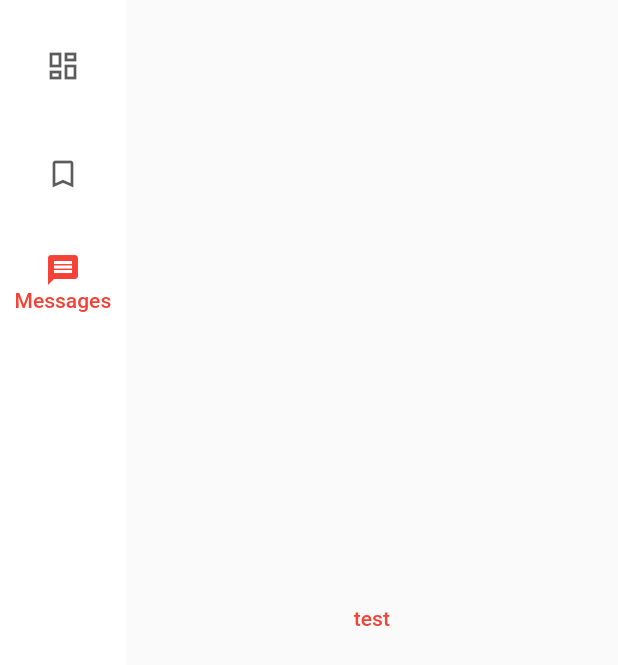
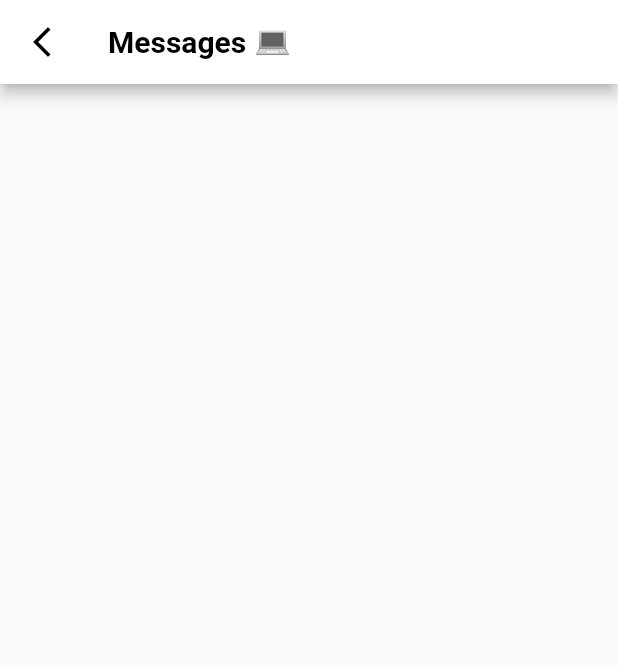
Before and after one commit to JohnnyNguyen01/riverpod_gym_app_web, a Flutter app: the Dashboard screen opened by its route, after a tap on "Exercises", after a tap on "Messages", on a phone screen of 412 x 824 dp. Shown: the top 665 px of the screen. Run offline on Flutter 3.47's test engine with Material 2 defaults, Android fonts, the light colour scheme and no system bars; our stand-ins replace cloud_firestore, equatable, firebase_auth, firebase_core, firebase_storage, flutter_riverpod and 3 more; accounts and stored records are empty.

Commit message:
current progress

```diff
--- a/lib/config/custom_router.dart
+++ b/lib/config/custom_router.dart
@@ -9,6 +9,8 @@
         return SignUpLoginPage.route();
       case Dashboard.routeName:
         return Dashboard.route();
+      case MessagingScreen.routeName:
+        return MessagingScreen.route();
       default:
         return _buildErrorRoute(settings: settings);
     }
--- a/lib/config/theme.dart
+++ b/lib/config/theme.dart
@@ -4,5 +4,5 @@
 class Themes {
   //primary theme
   static final ThemeData primaryTheme = ThemeData(
-      primaryColor: Colors.red, textTheme: GoogleFonts.poppinsTextTheme());
+      primarySwatch: Colors.red, textTheme: GoogleFonts.poppinsTextTheme());
 }
--- a/lib/main.dart
+++ b/lib/main.dart
@@ -1,5 +1,6 @@
+import 'package:adonis_web_test/config/config.dart';
 import 'package:adonis_web_test/config/custom_router.dart';
-import 'package:adonis_web_test/presentation/screens/auth/signup_login_page.dart';
+import 'package:adonis_web_test/presentation/screens/screens.dart';
 import 'package:firebase_core/firebase_core.dart';
 import 'package:flutter/material.dart';
 import 'package:flutter_riverpod/flutter_riverpod.dart';
@@ -18,9 +19,7 @@
   @override
   Widget build(BuildContext context) {
     return MaterialApp(
-      theme: ThemeData(
-        primarySwatch: Colors.red,
-      ),
+      theme: Themes.primaryTheme,
       onGenerateRoute: CustomRouter.onGenerateRoute,
       initialRoute: SignUpLoginPage.routeName,
     );
--- a/lib/presentation/screens/auth/signup_login_page.dart
+++ b/lib/presentation/screens/auth/signup_login_page.dart
@@ -120,7 +120,7 @@
                     ),
                   ),
                   const SizedBox(height: 10),
-                  TextButton(onPressed: () {}, child: Text('Sign Up'))
+                  // TextButton(onPressed: () {}, child: Text('Sign Up'))
                 ],
               ),
             ),
--- /dev/null
+++ b/lib/presentation/screens/messaging/messaging_screen.dart
@@ -0,0 +1,40 @@
+import 'package:adonis_web_test/presentation/screens/messaging/messaging_screen_controller.dart';
+import 'package:flutter/material.dart';
+import 'package:flutter_riverpod/flutter_riverpod.dart';
+
+class MessagingScreen extends ConsumerWidget {
+  static const String routeName = '/messaging-screen';
+
+  static Route route() => MaterialPageRoute(
+      settings: RouteSettings(name: routeName),
+      builder: (_) => MessagingScreen());
+
+  @override
+  Widget build(BuildContext context, ScopedReader watch) {
+    return Scaffold(
+      appBar: _buildAppBar(context, watch),
+      body: Row(
+        children: [],
+      ),
+    );
+  }
+
+  AppBar _buildAppBar(BuildContext context, ScopedReader watch) {
+    return AppBar(
+      backgroundColor: Colors.white,
+      leading: IconButton(
+        icon: Icon(
+          Icons.arrow_back_ios_new,
+          color: Colors.black,
+        ),
+        onPressed: () => watch(messagingScreenControllerProvider)
+            .handleLeadingAppbarBtn(context: context),
+      ),
+      title: Text(
+        'Messages 💻',
+        style:
+            const TextStyle(color: Colors.black, fontWeight: FontWeight.bold),
+      ),
+    );
+  }
+}
--- /dev/null
+++ b/lib/presentation/screens/messaging/messaging_screen_controller.dart
@@ -0,0 +1,17 @@
+import 'package:flutter/material.dart';
+import 'package:flutter_riverpod/flutter_riverpod.dart';
+import 'package:meta/meta.dart';
+
+final messagingScreenControllerProvider =
+    Provider<MessagingScreenController>((ref) {
+  return MessagingScreenController(read: ref.read);
+});
+
+class MessagingScreenController {
+  final Reader read;
+
+  MessagingScreenController({@required this.read});
+
+  void handleLeadingAppbarBtn({@required BuildContext context}) =>
+      Navigator.of(context).pop();
+}
--- a/lib/presentation/screens/screens.dart
+++ b/lib/presentation/screens/screens.dart
@@ -1,2 +1,3 @@
 export 'auth/signup_login_page.dart';
 export 'dashboard/dashboard.dart';
+export './messaging/messaging_screen.dart';
--- a/lib/presentation/widgets/navigation_bar/navigation_bar.dart
+++ b/lib/presentation/widgets/navigation_bar/navigation_bar.dart
@@ -1,4 +1,6 @@
+import 'package:adonis_web_test/presentation/widgets/navigation_bar/navigation_bar_controller.dart';
 import 'package:flutter/material.dart';
+import 'package:flutter_riverpod/flutter_riverpod.dart';
 
 class NavigationBar extends StatefulWidget {
   @override
@@ -9,12 +11,18 @@
   int _selectedIndex = 0;
   @override
   Widget build(BuildContext context) {
+    return Consumer(
+      builder: (context, watch, child) {
+        final _pageController = watch(navigatioBarControllerProvider);
+
         return NavigationRail(
           selectedIndex: _selectedIndex,
           onDestinationSelected: (int index) {
             setState(() {
               _selectedIndex = index;
             });
+            _pageController.handleChange(
+                index: _selectedIndex, context: context);
           },
           labelType: NavigationRailLabelType.selected,
           destinations: const <NavigationRailDestination>[
@@ -35,35 +43,7 @@
             ),
           ],
         );
+      },
+    );
   }
 }
-
-// Container(
-//       height: double.infinity,
-//       width: 100,
-//       color: Color(0xFF222328),
-//       child: ListView(
-//         padding: EdgeInsets.zero,
-//         children: [
-//           ListTile(
-//             title: Column(
-//               children: [
-//                 Icon(
-//                   Icons.supervisor_account,
-//                   size: 30,
-//                   color: Colors.white,
-//                 ),
-//                 Text(
-//                   "ATHLETES",
-//                   style: TextStyle(
-//                     color: Colors.white,
-//                   ),
-//                 )
-//               ],
-//             ),
-//             onTap: () {},
-//             onLongPress: () {},
-//           )
-//         ],
-//       ),
-//     );
--- /dev/null
+++ b/lib/presentation/widgets/navigation_bar/navigation_bar_controller.dart
@@ -0,0 +1,26 @@
+import 'package:adonis_web_test/presentation/screens/screens.dart';
+import 'package:flutter/material.dart';
+import 'package:flutter_riverpod/flutter_riverpod.dart';
+
+final navigatioBarControllerProvider = Provider<NavigationBarController>((ref) {
+  return NavigationBarController(ref.read);
+});
+
+class NavigationBarController {
+  final Reader read;
+
+  NavigationBarController(this.read);
+
+  void handleChange({@required int index, @required BuildContext context}) {
+    switch (index) {
+      case 0:
+        Navigator.of(context).pushNamed(Dashboard.routeName);
+        break;
+      case 1:
+        print('exercises screen selected');
+        break;
+      case 2:
+        Navigator.of(context).pushNamed(MessagingScreen.routeName);
+    }
+  }
+}
```
Lines whose indentation alone changed are shown as unchanged.
